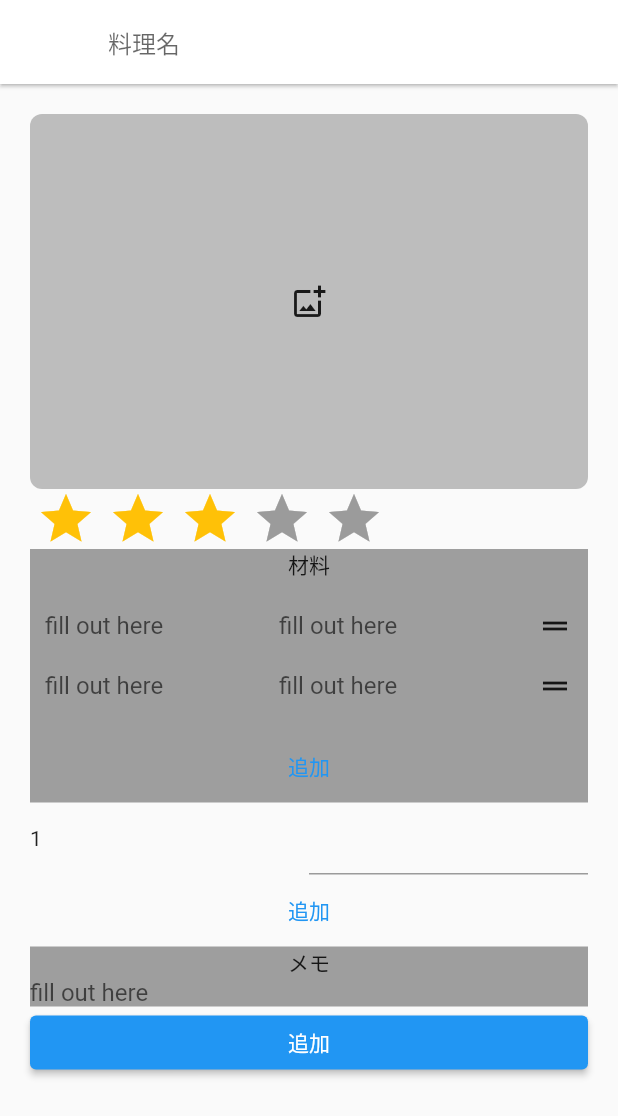
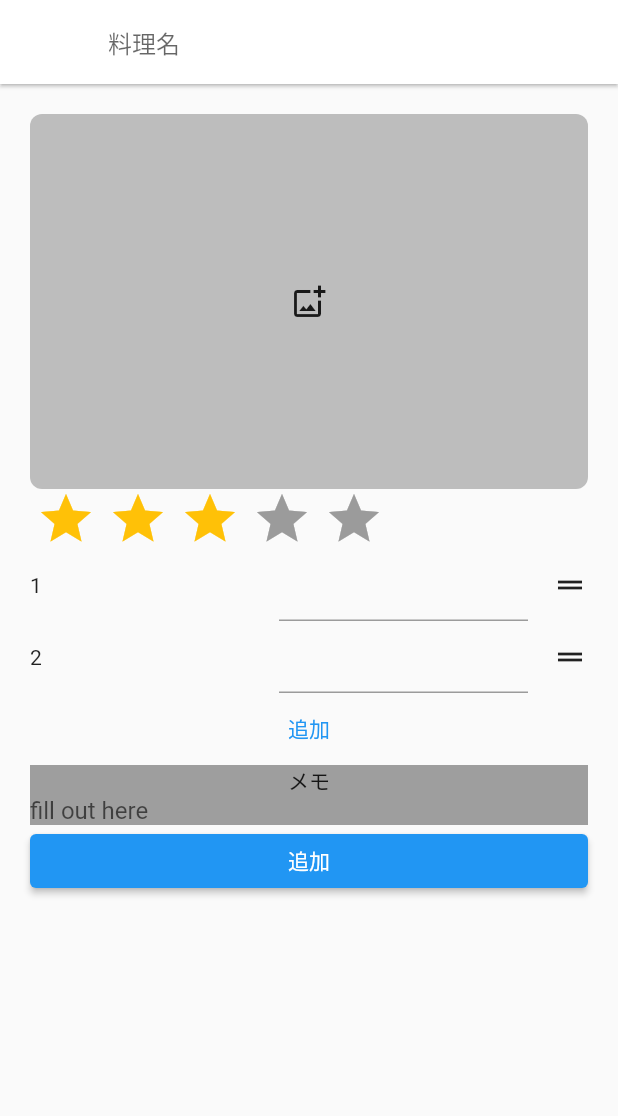
Before and after one commit to salan70/recipe, a Flutter app: the AddRecipeScreen screen opened directly, after a tap on "追加", on a phone screen of 412 x 824 dp. Shown: the top 1116 px of the screen. Run offline on Flutter 3.47's test engine with Material 2 defaults, Android fonts, the phone set to English and light mode, and no system bars; drawn by our look-alikes of flutter_rating_bar, flutter_slidable; our stand-ins replace cloud_firestore, file_picker, firebase_auth, firebase_core, firebase_storage, flutter_hooks and 2 more; accounts and stored records are empty.

Commit message:
update proceduresTextField

```diff
--- a/lib/domain/recipe.dart
+++ b/lib/domain/recipe.dart
@@ -19,19 +19,18 @@ class Recipe {
 }
 
 class Ingredient {
-  // Ingredient(this.ingredientIndex, this.ingredientName, this.ingredientNum);
+  Ingredient(this.id, this.name, this.amount, this.unit);
 
-  int? ingredientIndex;
-  String? ingredientName;
-  // 本来はdouble
-  String? ingredientNum;
-  // String? ingredientUnit;
+  String id;
+  String name;
+  double amount;
+  String unit;
 }
 
-class Procedures {
-  Procedures(this.id, this.content);
+class Procedure {
+  Procedure(this.id, this.content);
 
-  final int id;
+  final String id;
   final String content;
 }
 
--- a/lib/parts/reordable_text_field/ingredients.dart
+++ b/lib/parts/reordable_text_field/ingredients.dart
@@ -1,150 +1,83 @@
+// outside
 import 'package:flutter/material.dart';
+import 'package:flutter_slidable/flutter_slidable.dart';
 import 'package:flutter_riverpod/flutter_riverpod.dart';
-import 'package:flutter_slidable/flutter_slidable.dart';
+import 'package:uuid/uuid.dart';
+
+// inside
 import 'package:recipe/domain/recipe.dart';
 import 'package:recipe/providers.dart';
-import 'package:uuid/uuid.dart';
 
-class TextFieldStateIngredients {
-  final String id;
-  final TextEditingController controller;
+class IngredientListNotifier extends StateNotifier<List<Ingredient>> {
+  IngredientListNotifier() : super([Ingredient(Uuid().v4(), "", 0, "")]);
 
-  TextFieldStateIngredients(this.id, this.controller);
-}
-
-class ReorderableMultiTextFieldControllerIngredients
-    extends ValueNotifier<List<TextFieldStateIngredients>> {
-  ReorderableMultiTextFieldControllerIngredients(
-      List<TextFieldStateIngredients> value)
-      : super(value);
-
-  void add(text) {
-    final state = TextFieldStateIngredients(
-      Uuid().v4(),
-      TextEditingController(text: text),
-    );
-
-    value = [...value, state];
-    print('-----------');
-    value.asMap().forEach((int i, value) {
-      print(i);
-      print(value.toString());
-    });
+  void add(Ingredient ingredient) {
+    state = [...state, ingredient];
   }
 
   void remove(String id) {
-    final removedText = value.where((element) => element.id == id);
-    if (removedText.isEmpty) {
-      throw "Textがありません";
-    }
-
-    value = value.where((element) => element.id != id).toList();
-
-    Future.delayed(Duration(seconds: 1)).then(
-      (value) => removedText.first.controller.dispose(),
-    );
+    state = [
+      for (final ingredient in state)
+        if (ingredient.id != id) ingredient,
+    ];
   }
 
   void reorder(int oldIndex, int newIndex) {
     if (oldIndex < newIndex) {
       newIndex -= 1;
     }
-    final item = value.removeAt(oldIndex);
-    value = [...value..insert(newIndex, item)];
-  }
-
-  @override
-  void dispose() {
-    value.forEach((element) {
-      element.controller.dispose();
-    });
-    super.dispose();
+    final item = state.removeAt(oldIndex);
+    state = [...state..insert(newIndex, item)];
   }
 }
 
-class ReorderableMultiTextFieldIngredients extends ConsumerWidget {
-  final ReorderableMultiTextFieldControllerIngredients controller;
-  const ReorderableMultiTextFieldIngredients({
-    Key? key,
-    required this.controller,
-  }) : super(key: key);
+class IngredientListWidget extends ConsumerWidget {
+  const IngredientListWidget({Key? key}) : super(key: key);
 
   @override
   Widget build(BuildContext context, WidgetRef ref) {
-    Ingredient ingredient = Ingredient();
+    final ingredientList = ref.watch(ingredientListNotifierProvider);
+    final notifier = ref.watch(ingredientListNotifierProvider.notifier);
 
-    int ingredientIndex;
-    String? ingredientName;
-    String? ingredientNum;
-
-    // final ingredientName = ref.watch(ingredientNameProvider);
-    // final ingredientNum = ref.watch(ingredientNumProvider);
-
-    return ValueListenableBuilder<List<TextFieldStateIngredients>>(
-      valueListenable: controller,
-      builder: (context, state, _) {
+    return Column(
+      children: [
+        Builder(builder: (context) {
           return ReorderableListView(
+            onReorder: (oldIndex, newIndex) =>
+                notifier.reorder(oldIndex, newIndex),
             shrinkWrap: true,
-          physics: const NeverScrollableScrollPhysics(),
-          children: state
-              .map(
-                (textFieldState) => Slidable(
-                  key: ValueKey(textFieldState.id),
+            physics: NeverScrollableScrollPhysics(),
+            children: [
+              for (int index = 0; index < ingredientList.length; index++)
+                Slidable(
+                  key: ValueKey(ingredientList[index].id),
                   actionPane: SlidableDrawerActionPane(),
                   secondaryActions: [
                     IconSlideAction(
                       color: Colors.red,
                       iconWidget: Text("delete"),
-                      onTap: () => controller.remove(textFieldState.id),
+                      onTap: () => notifier.remove(ingredientList[index].id),
                     ),
                   ],
                   child: Row(
                     children: [
+                      Expanded(child: Text((index + 1).toString())),
                       Expanded(
                           child: TextField(
-                          // controller: textFieldState.controller,
-                          decoration: InputDecoration.collapsed(
-                              hintText: "fill out here"),
+                        maxLines: null,
                         onChanged: (String value) {
-                            print('');
-                            ingredient.ingredientName = value;
-                            print(ingredient.ingredientName);
+                          ingredientList[index] = Ingredient(
+                              ingredientList[index].id, value, 0, "");
+
+                          ///テスト用
+                          // for (int i = 0; i < proceduresList.length; i++) {
+                          //   print(proceduresList[i].id.toString() +
+                          //       ":" +
+                          //       proceduresList[i].content);
+                          // }
+                          // print("------------------");
                         },
-                        ),
-                      ),
-                      Expanded(
-                        child: TextField(
-                          // controller: textFieldState.controller,
-                          decoration: InputDecoration.collapsed(
-                              hintText: "fill out here"),
-                          onChanged: (String value) {
-                            ingredient.ingredientNum = value;
-                            print(ingredient.ingredientNum);
-                          },
-                        ),
-                      ),
-                      // Expanded(
-                      //   child: DropdownButton<String>(
-                      //     value: _selectedKey,
-                      //     icon: const Icon(Icons.arrow_downward),
-                      //     iconSize: 24,
-                      //     elevation: 16,
-                      //     style: const TextStyle(color: Colors.deepPurple),
-                      //     underline: Container(
-                      //       height: 2,
-                      //       color: Colors.deepPurpleAccent,
-                      //     ),
-                      //     onChanged: () =>
-                      //         context.read(ingredientsDropBoxProvider).state++,
-                      //     items: <String>['One', 'Two', 'Free', 'Four']
-                      //         .map<DropdownMenuItem<String>>((String value) {
-                      //       return DropdownMenuItem<String>(
-                      //         value: value,
-                      //         child: Text(value),
-                      //       );
-                      //     }).toList(),
-                      //   ),
-                      // ),
+                      )),
                       Padding(
                         padding: const EdgeInsets.only(
                           bottom: 8.0,
@@ -156,14 +89,19 @@ class ReorderableMultiTextFieldIngredients extends ConsumerWidget {
                     ],
                   ),
                 ),
+            ],
+          );
+        }),
+        TextButton(
+          onPressed: () {
+            String id = Uuid().v4();
+            final Ingredient ingredient = Ingredient(id, "", 0, "");
+            notifier.add(ingredient);
+            print(id);
+          },
+          child: Text("追加"),
         )
-              .toList(),
-          onReorder: (oldIndex, newIndex) => controller.reorder(
-            oldIndex,
-            newIndex,
-          ),
-        );
-      },
+      ],
     );
   }
 }
--- a/lib/parts/reordable_text_field/procedures.dart
+++ b/lib/parts/reordable_text_field/procedures.dart
@@ -1,70 +1,104 @@
+// outside
 import 'package:flutter/material.dart';
 import 'package:flutter_slidable/flutter_slidable.dart';
 import 'package:flutter_riverpod/flutter_riverpod.dart';
+import 'package:uuid/uuid.dart';
+
+// inside
 import 'package:recipe/domain/recipe.dart';
+import 'package:recipe/providers.dart';
 
-class ProceduresListNotifier extends StateNotifier<List<Procedures>> {
-  ProceduresListNotifier() : super([Procedures(1, "aaa")]);
+class ProcedureListNotifier extends StateNotifier<List<Procedure>> {
+  // ProceduresListNotifier(List<Procedures> state) : super(state);
+  ProcedureListNotifier() : super([Procedure(Uuid().v4(), "")]);
 
-  void addTextField(Procedures procedures) {
-    state = [...state, procedures];
+  void add(Procedure procedure) {
+    state = [...state, procedure];
   }
 
-  void editText(int id, Procedures procedures) {
+  void remove(String id) {
     state = [
-      for (final procedures in state)
-        if (procedures.id == id) procedures,
+      for (final procedure in state)
+        if (procedure.id != id) procedure,
     ];
-    print("a");
+  }
+
+  void reorder(int oldIndex, int newIndex) {
+    if (oldIndex < newIndex) {
+      newIndex -= 1;
+    }
+    final item = state.removeAt(oldIndex);
+    state = [...state..insert(newIndex, item)];
   }
 }
-
-final proceduresTextFieldListNotifierProvider =
-    StateNotifierProvider<ProceduresListNotifier, List<Procedures>>(
-  (ref) => ProceduresListNotifier(),
-);
 
 class ProceduresListWidget extends ConsumerWidget {
   const ProceduresListWidget({Key? key}) : super(key: key);
 
   @override
   Widget build(BuildContext context, WidgetRef ref) {
-    final proceduresList = ref.watch(proceduresTextFieldListNotifierProvider);
-    final notifier =
-        ref.watch(proceduresTextFieldListNotifierProvider.notifier);
+    final proceduresList = ref.watch(procedureListNotifierProvider);
+    final notifier = ref.watch(procedureListNotifierProvider.notifier);
 
     return Column(
       children: [
-        ListView.builder(
+        Builder(builder: (context) {
+          return ReorderableListView(
+            onReorder: (oldIndex, newIndex) =>
+                notifier.reorder(oldIndex, newIndex),
             shrinkWrap: true,
             physics: NeverScrollableScrollPhysics(),
-          itemCount: proceduresList.length,
-          itemBuilder: (BuildContext context, int index) {
-            final id = index + 1;
-            return Row(
             children: [
-                Expanded(child: Text(id.toString())),
-                Expanded(child: TextField(
+              for (int index = 0; index < proceduresList.length; index++)
+                Slidable(
+                  key: ValueKey(proceduresList[index].id),
+                  actionPane: SlidableDrawerActionPane(),
+                  secondaryActions: [
+                    IconSlideAction(
+                      color: Colors.red,
+                      iconWidget: Text("delete"),
+                      onTap: () => notifier.remove(proceduresList[index].id),
+                    ),
+                  ],
+                  child: Row(
+                    children: [
+                      Expanded(child: Text((index + 1).toString())),
+                      Expanded(
+                          child: TextField(
+                        maxLines: null,
                         onChanged: (String value) {
-                    proceduresList[index] = Procedures(id, value);
+                          proceduresList[index] =
+                              Procedure(proceduresList[index].id, value);
 
-                    for (int i = 0; i < proceduresList.length; i++) {
-                      print(proceduresList[i].id.toString() +
-                          ":" +
-                          proceduresList[i].content);
-                    }
-                    print("------------------");
+                          ///テスト用
+                          // for (int i = 0; i < proceduresList.length; i++) {
+                          //   print(proceduresList[i].id.toString() +
+                          //       ":" +
+                          //       proceduresList[i].content);
+                          // }
+                          // print("------------------");
                         },
                       )),
+                      Padding(
+                        padding: const EdgeInsets.only(
+                          bottom: 8.0,
+                          top: 8.0,
+                          left: 16,
+                        ),
+                        child: Icon(Icons.drag_handle),
+                      ),
+                    ],
+                  ),
+                ),
             ],
           );
-          },
-        ),
+        }),
         TextButton(
           onPressed: () {
-            int id = proceduresList.length + 1;
-            final Procedures procedures = Procedures(id, "");
-            notifier.addTextField(procedures);
+            String id = Uuid().v4();
+            final Procedure procedures = Procedure(id, "");
+            notifier.add(procedures);
+            print(id);
           },
           child: Text("追加"),
         )
--- a/lib/providers.dart
+++ b/lib/providers.dart
@@ -53,3 +53,13 @@ final ingredientNameControllerStateProvider = StateProvider.autoDispose((ref) {
 final ingredientNumControllerStateProvider = StateProvider.autoDispose((ref) {
   return TextEditingController(text: '');
 });
+
+final ingredientListNotifierProvider =
+    StateNotifierProvider.autoDispose<IngredientListNotifier, List<Ingredient>>(
+  (ref) => IngredientListNotifier(),
+);
+
+final procedureListNotifierProvider =
+    StateNotifierProvider.autoDispose<ProcedureListNotifier, List<Procedure>>(
+  (ref) => ProcedureListNotifier(),
+);
--- a/lib/view/add_recipe/add_recipe_screen.dart
+++ b/lib/view/add_recipe/add_recipe_screen.dart
@@ -3,8 +3,6 @@ import 'package:flutter_rating_bar/flutter_rating_bar.dart';
 import 'package:flutter_riverpod/flutter_riverpod.dart';
 import 'package:recipe/parts/reordable_text_field/procedures.dart';
 import 'package:recipe/parts/reordable_text_field/ingredients.dart';
-import 'package:firebase_core/firebase_core.dart';
-import 'package:cloud_firestore/cloud_firestore.dart';
 import 'package:recipe/providers.dart';
 import 'package:recipe/view/recipe_list/recipe_list_screen.dart';
 import 'package:recipe/domain/recipe.dart';
@@ -14,18 +12,9 @@ import 'package:uuid/uuid.dart';
 class AddRecipeScreen extends ConsumerWidget {
   final AddRecipeModel addRecipeModel = AddRecipeModel();
 
-  // 材料テキストフィールド 初期値
-  final ReorderableMultiTextFieldControllerIngredients controllerIngredients =
-      ReorderableMultiTextFieldControllerIngredients([
-    TextFieldStateIngredients(
-      Uuid().v4(),
-      TextEditingController(text: ''),
-    )
-  ]);
-
   @override
   Widget build(BuildContext context, WidgetRef ref) {
-    final proceduresList = ref.watch(proceduresTextFieldListNotifierProvider);
+    final proceduresList = ref.watch(procedureListNotifierProvider);
 
     String? recipeName;
     String? recipeMemo;
@@ -78,63 +67,12 @@ class AddRecipeScreen extends ConsumerWidget {
                 recipeGrade = rating;
               },
             )),
-            // 材料 手作り
-            // Container(
-            //   color: Colors.grey,
-            //   child: ListView(
-            //     children: [],
-            //   ),
-            // ),
 
-            // 材料 ネット引用
-            Container(
-              color: Colors.grey,
-              child: Column(
-                children: [
-                  Container(
-                    child: Text("材料"),
-                  ),
-                  Container(
-                    padding: EdgeInsets.all(10),
-                    child: ReorderableMultiTextFieldIngredients(
-                      controller: controllerIngredients,
-                    ),
-                  ),
-                  TextButton(
-                    onPressed: () {
-                      controllerIngredients.add("");
-                    },
-                    child: Text("追加"),
-                  )
-                ],
-              ),
-            ),
+            // 材料
+            // 手順
             Container(
               child: ProceduresListWidget(),
             ),
-            // 作り方
-            // Container(
-            //   color: Colors.blueGrey,
-            //   child: Column(
-            //     children: [
-            //       Container(
-            //         child: Text("作り方"),
-            //       ),
-            //       Container(
-            //         padding: EdgeInsets.all(10),
-            //         child: ReorderableMultiTextFieldProcedures(
-            //           controller: controllerProcedures,
-            //         ),
-            //       ),
-            //       TextButton(
-            //         onPressed: () {
-            //           controllerProcedures.add("");
-            //         },
-            //         child: Text("追加"),
-            //       )
-            //     ],
-            //   ),
-            // ),
             // メモ
             Container(
               color: Colors.grey,
@@ -161,21 +99,21 @@ class AddRecipeScreen extends ConsumerWidget {
               onPressed: () async {
                 print("===追加===");
                 Recipe recipe = Recipe(recipeName, recipeGrade, recipeMemo);
-                // addRecipeModel.addRecipe(recipe);
+                addRecipeModel.addRecipe(recipe, proceduresList);
 
                 //テスト用
-                for (int i = 0; i < proceduresList.length; i++) {
-                  print(proceduresList[i].id.toString() +
-                      ":" +
-                      proceduresList[i].content);
-                }
-                print("=========");
-                // Navigator.push(
-                //     context,
-                //     MaterialPageRoute(
-                //       builder: (context) => RecipeListPage(),
-                //       fullscreenDialog: true,
-                //     ));
+                // for (int i = 0; i < proceduresList.length; i++) {
+                //   print(proceduresList[i].id.toString() +
+                //       ":" +
+                //       proceduresList[i].content);
+                // }
+                // print("=========");
+                Navigator.push(
+                    context,
+                    MaterialPageRoute(
+                      builder: (context) => RecipeListPage(),
+                      fullscreenDialog: true,
+                    ));
               },
               child: Text("追加"),
             ),
```
Also changed, not shown: lib/view/add_recipe/add_redipe_model.dart (+14 -8 lines). Lines whose indentation alone changed are shown as unchanged.
